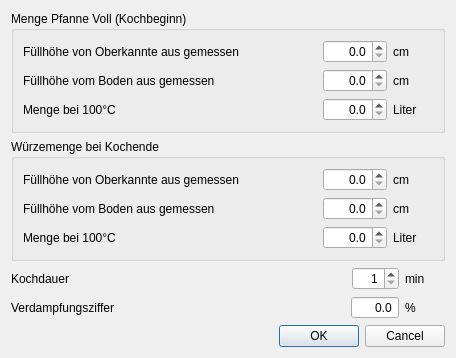
Gremmel/kleiner-brauhelfer, file source/ui/dialogberverdampfung.ui: the form before one commit.
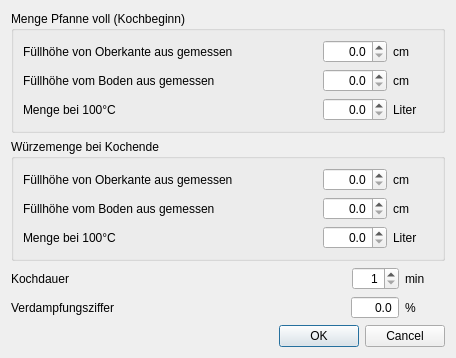
The form after the commit.

What changed in the file:
```diff
--- a/source/ui/dialogberverdampfung.ui
+++ b/source/ui/dialogberverdampfung.ui
@@ -17,7 +17,7 @@
    <item>
     <widget class="QGroupBox" name="groupBox">
      <property name="title">
-      <string>Menge Pfanne Voll (Kochbeginn)</string>
+      <string>Menge Pfanne voll (Kochbeginn)</string>
      </property>
      <layout class="QVBoxLayout" name="verticalLayout">
       <item>
@@ -25,7 +25,7 @@
         <item>
          <widget class="QLabel" name="label_9">
           <property name="text">
-           <string>Füllhöhe von Oberkannte aus gemessen</string>
+           <string>Füllhöhe von Oberkante aus gemessen</string>
           </property>
          </widget>
         </item>
@@ -211,7 +211,7 @@
         <item>
          <widget class="QLabel" name="label_13">
           <property name="text">
-           <string>Füllhöhe von Oberkannte aus gemessen</string>
+           <string>Füllhöhe von Oberkante aus gemessen</string>
           </property>
          </widget>
         </item>
```
